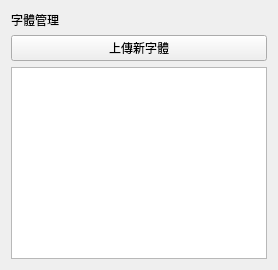
This is ui/components/font_manager.ui in HuangNO1/stellar-neo as Qt 5 draws it before an edit. The edited form follows.
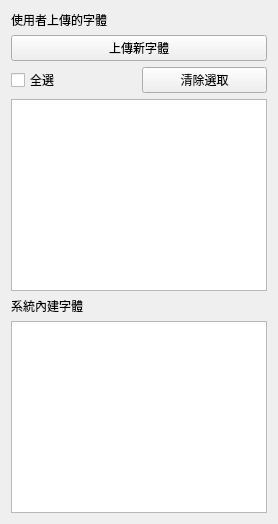
This is the edited form. Custom widgets are drawn as their Qt base class.

Commit message: fix: 修復asset管理的邏輯 feature: 將用戶自定義的asset區隔出來

Patch:
```diff
--- a/ui/components/font_manager.ui
+++ b/ui/components/font_manager.ui
@@ -4,76 +4,67 @@
  <widget class="QWidget" name="FontManager">
   <layout class="QVBoxLayout" name="verticalLayout">
    <item>
-    <widget class="TitleLabel" name="titleLabel">
-     <property name="text">
-      <string>字體管理</string>
-     </property>
+    <widget class="SubtitleLabel" name="userFontTitle">
+     <property name="text"><string>使用者上傳的字體</string></property>
     </widget>
    </item>
    <item>
     <widget class="PrimaryPushButton" name="upload_font_button">
-     <property name="text">
-      <string>上傳新字體</string>
-     </property>
+     <property name="text"><string>上傳新字體</string></property>
     </widget>
    </item>
    <item>
-    <widget class="ListWidget" name="font_list_widget"/>
+    <layout class="QHBoxLayout" name="horizontalLayout">
+     <item>
+      <widget class="CheckBox" name="select_all_checkbox">
+       <property name="text"><string>全選</string></property>
+      </widget>
+     </item>
+     <item>
+      <widget class="PrimaryPushButton" name="clear_selected_button">
+       <property name="text"><string>清除選取</string></property>
+      </widget>
+     </item>
+    </layout>
+   </item>
+   <item>
+    <widget class="ListWidget" name="user_font_list_widget"/>
+   </item>
+   <item>
+    <widget class="SubtitleLabel" name="systemFontTitle">
+     <property name="text"><string>系統內建字體</string></property>
+    </widget>
+   </item>
+   <item>
+    <widget class="ListWidget" name="system_font_list_widget"/>
    </item>
   </layout>
  </widget>
  <customwidgets>
-     <customwidget>
+  <customwidget>
    <class>ListWidget</class>
    <extends>QListWidget</extends>
    <header>qfluentwidgets</header>
   </customwidget>
   <customwidget>
-   <class>SwitchButton</class>
-   <extends>QPushButton</extends>
+   <class>TitleLabel</class>
+   <extends>QLabel</extends>
    <header>qfluentwidgets</header>
   </customwidget>
-     <customwidget>
-   <class>PrimaryPushButton</class>
-   <extends>QPushButton</extends>
-   <header>qfluentwidgets</header>
-  </customwidget>
   <customwidget>
-   <class>BodyLabel</class>
+   <class>SubtitleLabel</class>
    <extends>QLabel</extends>
    <header>qfluentwidgets</header>
   </customwidget>
-  <customwidget>
-   <class>ComboBox</class>
-   <extends>QPushButton</extends>
-   <header>qfluentwidgets</header>
-  </customwidget>
-  <customwidget>
-   <class>LineEdit</class>
-   <extends>QLineEdit</extends>
-   <header>qfluentwidgets</header>
-  </customwidget>
-  <customwidget>
-   <class>Slider</class>
-   <extends>QSlider</extends>
-   <header>qfluentwidgets</header>
-  </customwidget>
-  <customwidget>
-   <class>ColorButton</class>
-   <extends>QPushButton</extends>
-   <header>ui.customs.pick_color_button</header>
-  </customwidget>
   <customwidget>
    <class>CheckBox</class>
    <extends>QCheckBox</extends>
    <header>qfluentwidgets</header>
   </customwidget>
-     <customwidget>
-   <class>TitleLabel</class>
-   <extends>QLabel</extends>
+  <customwidget>
+   <class>PrimaryPushButton</class>
+   <extends>QPushButton</extends>
    <header>qfluentwidgets</header>
   </customwidget>
  </customwidgets>
- <resources/>
- <connections/>
-</ui>
+ </ui>
```
The commit also changes 20 other files.
